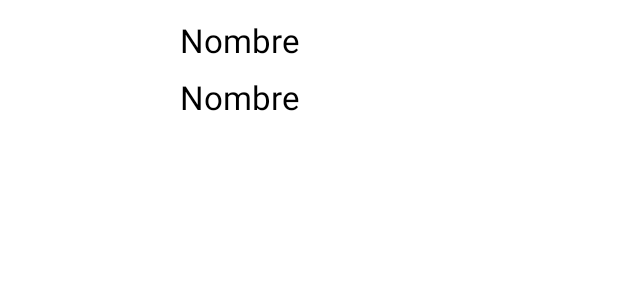
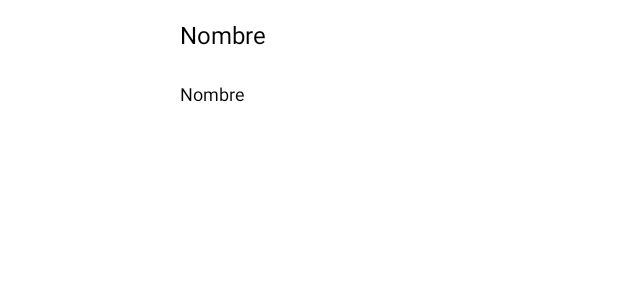
Before and after one commit to KevinCheves/PlaceHolderView, an Android app: the layout image_item.xml on its own in the app's theme, with its tools: preview values and no code run, on a phone screen of 412 x 824 dp. Shown: the top 300 px of the screen. Run offline under Robolectric (Android 15) with nearby library versions, the phone set to English and light mode, and no system bars.

Commit message:
commit 1

```diff
--- a/app/src/main/AndroidManifest.xml
+++ b/app/src/main/AndroidManifest.xml
@@ -1,6 +1,7 @@
 <?xml version="1.0" encoding="utf-8"?>
 <manifest xmlns:android="http://schemas.android.com/apk/res/android"
     package="com.appmovil.placeholderview">
+
     <uses-permission android:name="android.permission.INTERNET" />
 
     <application
@@ -10,6 +11,7 @@
         android:roundIcon="@mipmap/ic_launcher_round"
         android:supportsRtl="true"
         android:theme="@style/Theme.PlaceHolderView">
+        <activity android:name=".VolumenesActivity"></activity>
         <activity android:name=".MainActivity">
             <intent-filter>
                 <action android:name="android.intent.action.MAIN" />
--- a/app/src/main/java/com/appmovil/placeholderview/MainActivity.java
+++ b/app/src/main/java/com/appmovil/placeholderview/MainActivity.java
@@ -35,7 +35,7 @@ public class MainActivity extends AppCompatActivity implements Asynchtask {
         for(int i=0; i< JSONlista.length();i++){
             JSONObject comment=  JSONlista.getJSONObject(i);
             mGalleryView
-                    .addView(new GalleryImage(this.getApplicationContext(), mGalleryView, comment.getString("portada").toString()));
+                    .addView(new GalleryImage(this.getApplicationContext(), mGalleryView, comment.getString("portada").toString(),comment.getString("name").toString(),comment.getString("description").toString()));
         }
     }
 }
--- a/app/src/main/res/layout/image_item.xml
+++ b/app/src/main/res/layout/image_item.xml
@@ -20,7 +20,7 @@
         android:text="Nombre"
         android:textAppearance="@style/Base.TextAppearance.AppCompat.Small"
         android:textColor="#000000"
-        android:textSize="22sp" />
+        android:textSize="16sp" />
     <TextView
         android:id="@+id/txtdescription"
         android:layout_width="280dp"
@@ -29,6 +29,7 @@
         android:layout_marginLeft="-200dp"
         android:text="Nombre"
         android:textColor="#000000"
-        android:textSize="22sp" />
+        android:textSize="12sp"
+        android:inputType="textMultiLine"/>
 
 </LinearLayout>
```
Also changed, not shown: app/src/main/java/com/appmovil/placeholderview/GaleryImage.java (+20 -7 lines), app/src/main/java/com/appmovil/placeholderview/VolumenesActivity.java (added, +14 -0 lines), app/src/main/res/layout/activity_volumenes.xml (added, +9 -0 lines).
